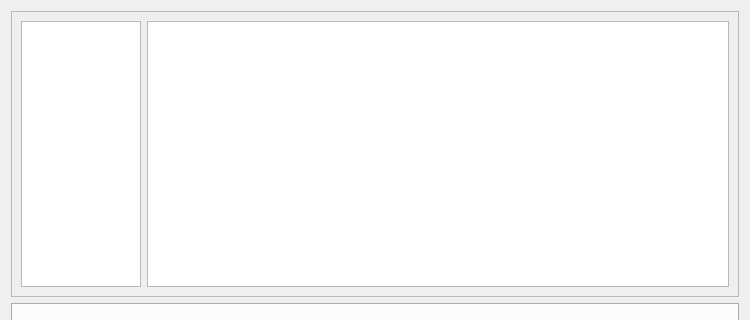
This is src/dialogs/uis/playlistdialog.ui in jan-lugfl/RadioMixer as Qt 5 draws it before an edit; both pictures show x 0 to 750 and y 0 to 320 of the 750 by 599 pixel window. The edited form follows.
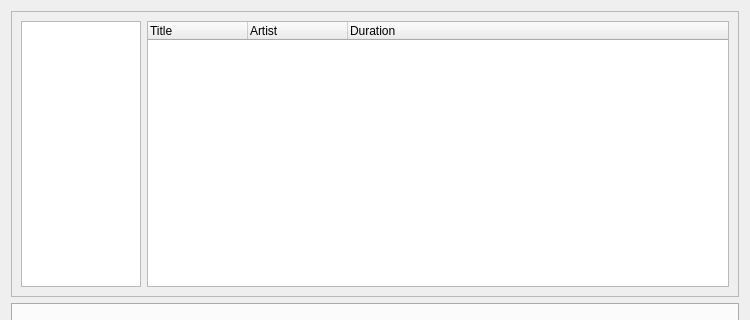
This is the edited form.

Commit message: - added basic functionality to view playlists and their items

```diff
--- a/src/dialogs/uis/playlistdialog.ui
+++ b/src/dialogs/uis/playlistdialog.ui
@@ -43,7 +43,35 @@
        </widget>
       </item>
       <item row="0" column="1">
-       <widget class="QTableWidget" name="playlistItems"/>
+       <widget class="QTreeWidget" name="playListView">
+        <property name="rootIsDecorated">
+         <bool>false</bool>
+        </property>
+        <property name="itemsExpandable">
+         <bool>false</bool>
+        </property>
+        <property name="animated">
+         <bool>true</bool>
+        </property>
+        <property name="expandsOnDoubleClick">
+         <bool>false</bool>
+        </property>
+        <column>
+         <property name="text">
+          <string>Title</string>
+         </property>
+        </column>
+        <column>
+         <property name="text">
+          <string>Artist</string>
+         </property>
+        </column>
+        <column>
+         <property name="text">
+          <string>Duration</string>
+         </property>
+        </column>
+       </widget>
       </item>
      </layout>
     </widget>
```
Left out of the diff: 15 changed lines with no effect on the pictures. The commit also changes 4 other files.
